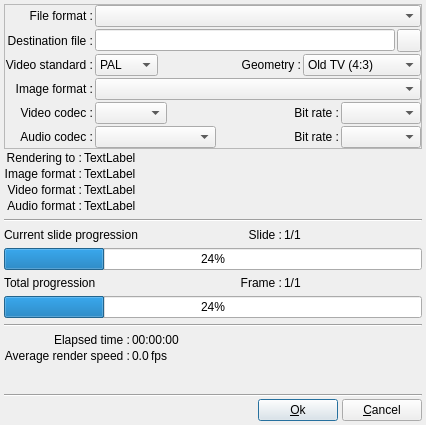
Before: the Qt Designer form DlgRenderVideo.ui in boenki/ffdiaporama, drawn with Qt 5.
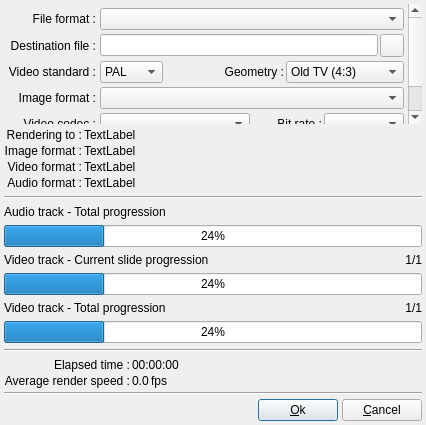
After: the same form once the commit is applied. Icons and pictures are not drawn.

Commit message: Bug fix pour la version windows + transformation du rendu des videos (passage en 2 steps + ffmpeg externe)

The edit to the form file:
```diff
--- a/DlgRenderVideo.ui
+++ b/DlgRenderVideo.ui
@@ -26,13 +26,16 @@
   </property>
   <layout class="QVBoxLayout" name="verticalLayout">
    <property name="spacing">
-    <number>2</number>
+    <number>4</number>
    </property>
    <property name="margin">
     <number>4</number>
    </property>
    <item>
     <widget class="QScrollArea" name="SelectDestScroll">
+     <property name="frameShape">
+      <enum>QFrame::NoFrame</enum>
+     </property>
      <property name="widgetResizable">
       <bool>true</bool>
      </property>
@@ -41,16 +44,16 @@
        <rect>
         <x>0</x>
         <y>0</y>
-        <width>400</width>
-        <height>170</height>
+        <width>401</width>
+        <height>160</height>
        </rect>
       </property>
       <layout class="QGridLayout" name="gridLayout_2">
        <property name="margin">
-        <number>0</number>
+        <number>4</number>
        </property>
        <property name="spacing">
-        <number>2</number>
+        <number>4</number>
        </property>
        <item row="6" column="0">
         <widget class="QLabel" name="label_19">
@@ -185,7 +188,14 @@
           <number>2</number>
          </property>
          <item>
-          <widget class="QComboBox" name="VideoFormatCB"/>
+          <widget class="QComboBox" name="VideoFormatCB">
+           <property name="minimumSize">
+            <size>
+             <width>150</width>
+             <height>0</height>
+            </size>
+           </property>
+          </widget>
          </item>
          <item>
           <widget class="QLabel" name="label_5">
@@ -227,7 +237,14 @@
           <number>2</number>
          </property>
          <item>
-          <widget class="QComboBox" name="AudioFormatCB"/>
+          <widget class="QComboBox" name="AudioFormatCB">
+           <property name="minimumSize">
+            <size>
+             <width>150</width>
+             <height>0</height>
+            </size>
+           </property>
+          </widget>
          </item>
          <item>
           <widget class="QLabel" name="label_7">
@@ -401,6 +418,33 @@
         </property>
        </widget>
       </item>
+      <item>
+       <layout class="QHBoxLayout" name="horizontalLayout_5">
+        <property name="spacing">
+         <number>2</number>
+        </property>
+        <property name="margin">
+         <number>0</number>
+        </property>
+        <item>
+         <widget class="QLabel" name="label_14">
+          <property name="text">
+           <string>Audio track - Total progression</string>
+          </property>
+         </widget>
+        </item>
+       </layout>
+      </item>
+      <item>
+       <widget class="QProgressBar" name="SoundProgressBar">
+        <property name="value">
+         <number>24</number>
+        </property>
+        <property name="alignment">
+         <set>Qt::AlignCenter</set>
+        </property>
+       </widget>
+      </item>
       <item>
        <layout class="QHBoxLayout" name="horizontalLayout_3">
         <property name="spacing">
@@ -418,17 +462,7 @@
            </sizepolicy>
           </property>
           <property name="text">
-           <string>Current slide progression</string>
-          </property>
-         </widget>
-        </item>
-        <item>
-         <widget class="QLabel" name="label_10">
-          <property name="text">
-           <string>Slide :</string>
-          </property>
-          <property name="alignment">
-           <set>Qt::AlignRight|Qt::AlignTrailing|Qt::AlignVCenter</set>
+           <string>Video track - Current slide progression</string>
           </property>
          </widget>
         </item>
@@ -440,9 +474,24 @@
             <verstretch>0</verstretch>
            </sizepolicy>
           </property>
+          <property name="minimumSize">
+           <size>
+            <width>100</width>
+            <height>0</height>
+           </size>
+          </property>
+          <property name="maximumSize">
+           <size>
+            <width>100</width>
+            <height>16777215</height>
+           </size>
+          </property>
           <property name="text">
            <string notr="true">1/1</string>
           </property>
+          <property name="alignment">
+           <set>Qt::AlignRight|Qt::AlignTrailing|Qt::AlignVCenter</set>
+          </property>
          </widget>
         </item>
        </layout>
@@ -452,6 +501,9 @@
         <property name="value">
          <number>24</number>
         </property>
+        <property name="alignment">
+         <set>Qt::AlignCenter</set>
+        </property>
        </widget>
       </item>
       <item>
@@ -471,25 +523,30 @@
            </sizepolicy>
           </property>
           <property name="text">
-           <string>Total progression</string>
-          </property>
-         </widget>
-        </item>
-        <item>
-         <widget class="QLabel" name="label_15">
-          <property name="text">
-           <string>Frame :</string>
-          </property>
-          <property name="alignment">
-           <set>Qt::AlignRight|Qt::AlignTrailing|Qt::AlignVCenter</set>
+           <string>Video track - Total progression</string>
           </property>
          </widget>
         </item>
         <item>
          <widget class="QLabel" name="FrameNumberLabel">
+          <property name="minimumSize">
+           <size>
+            <width>100</width>
+            <height>0</height>
+           </size>
+          </property>
+          <property name="maximumSize">
+           <size>
+            <width>100</width>
+            <height>16777215</height>
+           </size>
+          </property>
           <property name="text">
            <string notr="true">1/1</string>
           </property>
+          <property name="alignment">
+           <set>Qt::AlignRight|Qt::AlignTrailing|Qt::AlignVCenter</set>
+          </property>
          </widget>
         </item>
        </layout>
@@ -499,6 +556,9 @@
         <property name="value">
          <number>24</number>
         </property>
+        <property name="alignment">
+         <set>Qt::AlignCenter</set>
+        </property>
        </widget>
       </item>
       <item>
```
The commit also changes 25 other files.
